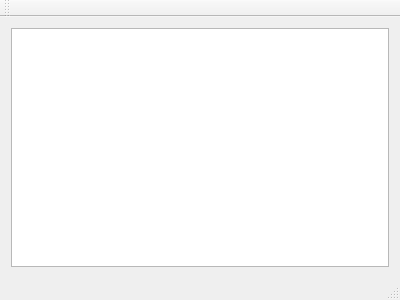
Above: computer_scientists_ui/mainwindow.ui from 2015-VLN1-Group-44/ComputerScientists_UI before the change. Below: the same form after it.
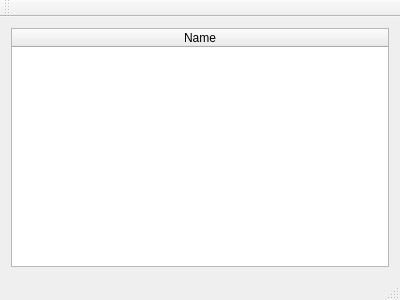
That is the form after the change.

Commit message: birta vísindamenn sem töflu

```diff
--- a/computer_scientists_ui/mainwindow.ui
+++ b/computer_scientists_ui/mainwindow.ui
@@ -16,7 +16,16 @@
   <widget class="QWidget" name="centralWidget">
    <layout class="QVBoxLayout" name="verticalLayout_2">
     <item>
-     <widget class="QListWidget" name="list_scientists"/>
+     <widget class="QTableWidget" name="table_scientists">
+      <attribute name="horizontalHeaderStretchLastSection">
+       <bool>true</bool>
+      </attribute>
+      <column>
+       <property name="text">
+        <string>Name</string>
+       </property>
+      </column>
+     </widget>
     </item>
    </layout>
   </widget>
```
The commit also changes 1 other file.
